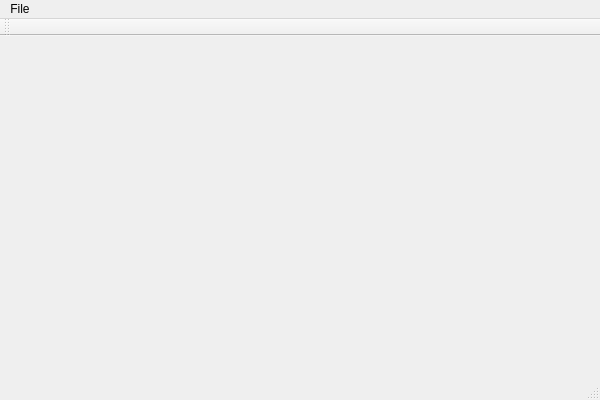
Old version of the form Editor/editor.ui in the repository NinjaDanz3r/NinjaOctopushBurgersOfDoom.
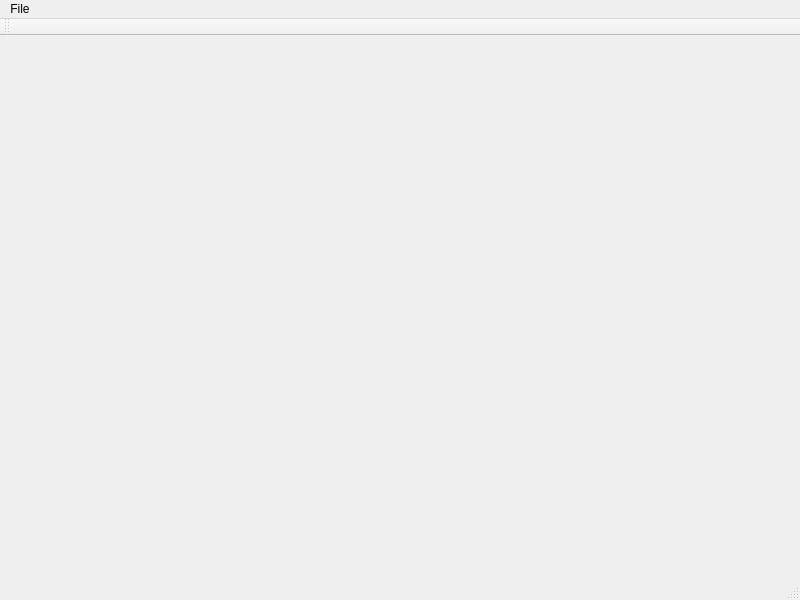
New version of the form. Icons and pictures are not drawn.

The edit to the form file:
```diff
--- a/Editor/editor.ui
+++ b/Editor/editor.ui
@@ -6,8 +6,8 @@
    <rect>
     <x>0</x>
     <y>0</y>
-    <width>600</width>
-    <height>400</height>
+    <width>800</width>
+    <height>600</height>
    </rect>
   </property>
   <property name="windowTitle">
@@ -19,7 +19,7 @@
     <rect>
      <x>0</x>
      <y>0</y>
-     <width>600</width>
+     <width>800</width>
      <height>21</height>
     </rect>
    </property>
```
Left out of the diff: 14 changed lines with no effect on the pictures.
